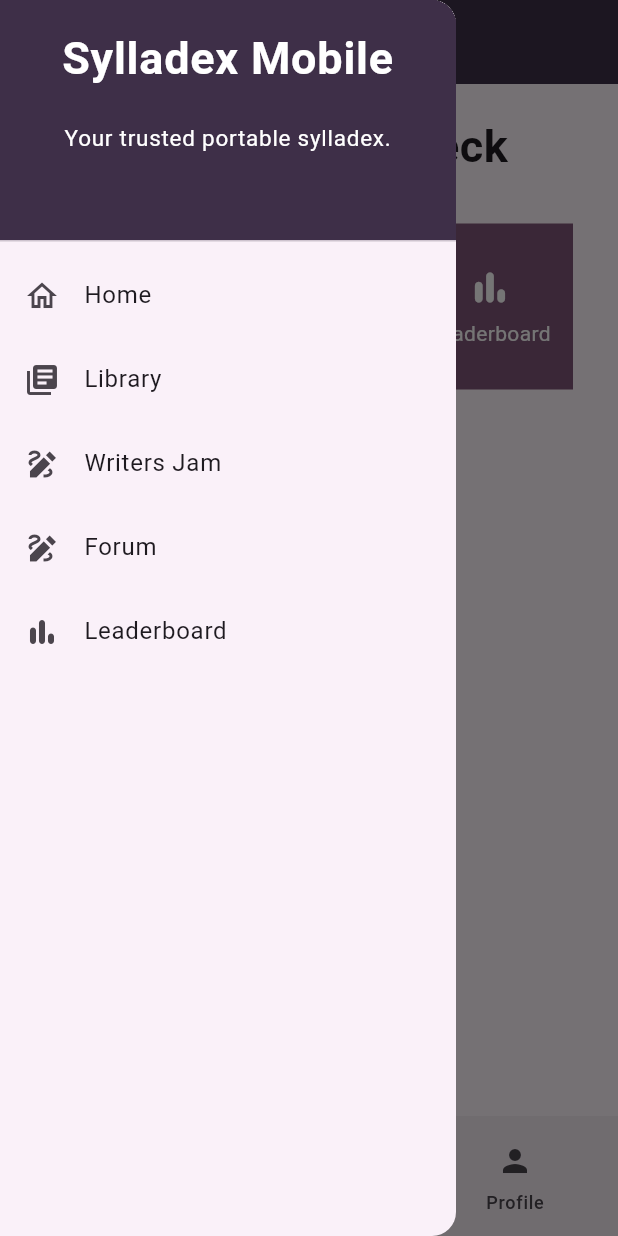
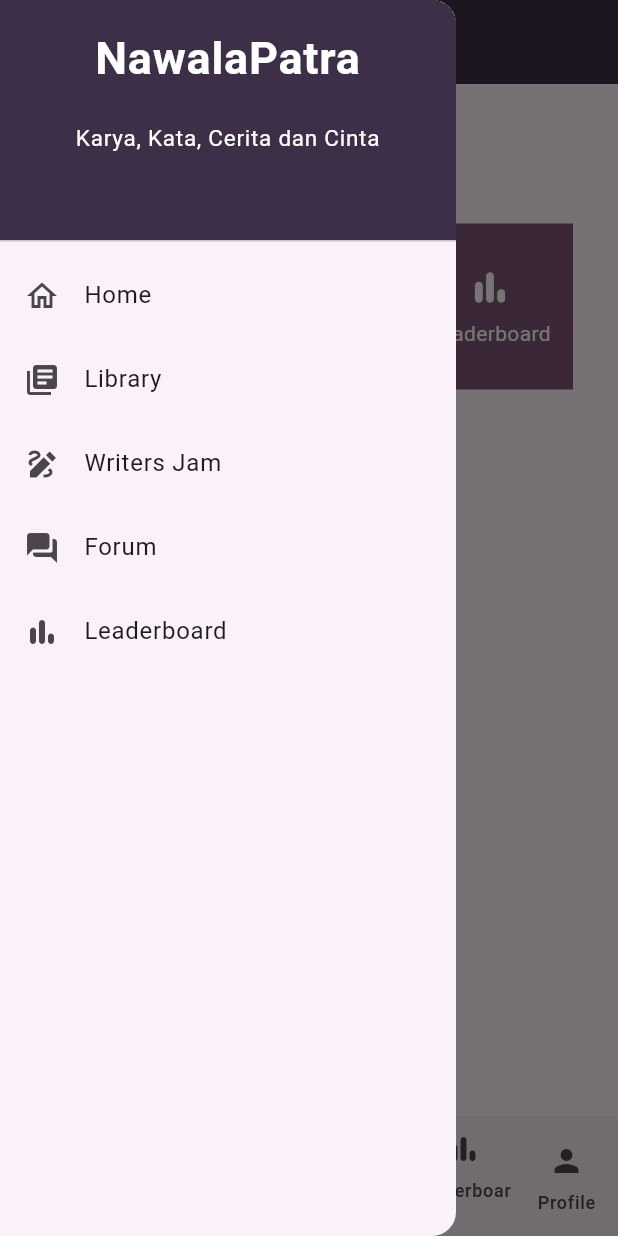
Before and after one commit to NawalaPatra-e12/NawalaPatra-Mobile, a Flutter app: the screen it shows after launch, with the side drawer open, on a phone screen of 412 x 824 dp. Run offline on Flutter 3.47's test engine with Material 2 defaults, Android fonts, the light colour scheme and no system bars; our stand-ins replace shared_preferences; missing offline and left inert: pbp_django_auth.

Commit message:
natan:add smth to main page

```diff
--- a/lib/screens/menu.dart
+++ b/lib/screens/menu.dart
@@ -10,6 +10,7 @@ class MyHomePage extends StatelessWidget {
     NavItem("Library", Icons.checklist, const Color(0xff7f5478)),
     NavItem("Writers Jam", Icons.draw_sharp, const Color(0xff7f5478)),
     NavItem("Leaderboard", Icons.bar_chart_rounded, const Color(0xff7f5478)),
+    NavItem("Forum", Icons.forum_rounded, const Color(0xff7f5478)),
     NavItem("Logout", Icons.logout, const Color(0xff7f5478)),
   ];
 
@@ -44,7 +45,7 @@ class MyHomePage extends StatelessWidget {
                 padding: EdgeInsets.only(top: 10.0, bottom: 10.0),
                 // Widget Text untuk menampilkan tulisan dengan alignment center dan style yang sesuai
                 child: Text(
-                  'Captchalogue Deck', // Text yang menandakan toko
+                  'NawalaPatra', // Text yang menandakan toko
                   textAlign: TextAlign.center,
                   style: TextStyle(
                     fontSize: 30,
--- a/lib/widgets/left_drawer.dart
+++ b/lib/widgets/left_drawer.dart
@@ -21,7 +21,7 @@ class LeftDrawer extends StatelessWidget {
             child: Column(
               children: [
                 Text(
-                  'Sylladex Mobile',
+                  'NawalaPatra',
                   textAlign: TextAlign.center,
                   style: TextStyle(
                     fontSize: 30,
@@ -31,7 +31,7 @@ class LeftDrawer extends StatelessWidget {
                 ),
                 Padding(padding: EdgeInsets.all(10)),
                 Text(
-                  "Your trusted portable sylladex.",
+                  "Karya, Kata, Cerita dan Cinta",
                   textAlign: TextAlign.center,
                   style: TextStyle(
                     fontSize: 15,
@@ -80,7 +80,7 @@ class LeftDrawer extends StatelessWidget {
             },
           ),
            ListTile(
-            leading: const Icon(Icons.draw_sharp),
+            leading: const Icon(Icons.forum_rounded),
             title: const Text('Forum'),
             // Bagian redirection ke MyHomePage
             onTap: () {
--- a/lib/widgets/nav_bottom.dart
+++ b/lib/widgets/nav_bottom.dart
@@ -2,6 +2,9 @@ import 'package:flutter/material.dart';
 import 'package:nawalapatra_mobile/library/book_list.dart';
 import 'package:nawalapatra_mobile/profile/profile.dart';
 import 'package:nawalapatra_mobile/screens/menu.dart';
+import 'package:nawalapatra_mobile/writersjam/writer.dart';
+import 'package:nawalapatra_mobile/forum/forum.dart';
+import 'package:nawalapatra_mobile/leaderboard/likes_rank.dart';
 // import 'package:nawalapatra_mobile/screens/login.dart';
 
 
@@ -21,6 +24,15 @@ class NavigationBarApp extends StatelessWidget {
               Navigator.push(context, MaterialPageRoute(builder: (context) => BooklistPage()));
               break;
             case 2:
+              Navigator.push(context, MaterialPageRoute(builder: (context) => StoryListPage()));
+              break;
+            case 3:
+              Navigator.push(context, MaterialPageRoute(builder: (context) => ForumPage()));
+              break;
+            case 4:
+              Navigator.push(context, MaterialPageRoute(builder: (context) => LeaderPage()));
+              break;
+            case 5:
               Navigator.push(context, MaterialPageRoute(builder: (context) => ProfilePage()));
               break;
           }
@@ -35,6 +47,18 @@ class NavigationBarApp extends StatelessWidget {
             label: 'Library',
           ),
           NavigationDestination(
+            icon: Icon(Icons.book_outlined),
+            label: 'Writers Jam',
+          ),
+          NavigationDestination(
+            icon: Icon(Icons.forum_rounded),
+            label: 'Forum',
+          ),
+          NavigationDestination(
+            icon: Icon(Icons.bar_chart_rounded),
+            label: 'Leaderboard',
+          ),
+          NavigationDestination(
             icon: Icon(Icons.person),
             label: 'Profile',
           ),
--- a/lib/widgets/nav_card.dart
+++ b/lib/widgets/nav_card.dart
@@ -7,6 +7,7 @@ import 'package:provider/provider.dart';
 import 'package:nawalapatra_mobile/library/book_list.dart';
 import 'package:nawalapatra_mobile/writersjam/writer.dart';
 import 'package:nawalapatra_mobile/leaderboard/likes_rank.dart';
+import 'package:nawalapatra_mobile/forum/forum.dart';
 
 class NavItem {
   final String name;
@@ -68,6 +69,11 @@ class NavCard extends StatelessWidget {
             Navigator.push(context,
                 MaterialPageRoute(builder: (context) => const LeaderPage()));
           }
+
+          if (item.name == "Forum") {
+            Navigator.push(context,
+                MaterialPageRoute(builder: (context) => const ForumPage()));
+          }
         },
         child: Container(
           // Container untuk menyimpan Icon dan Text
```
